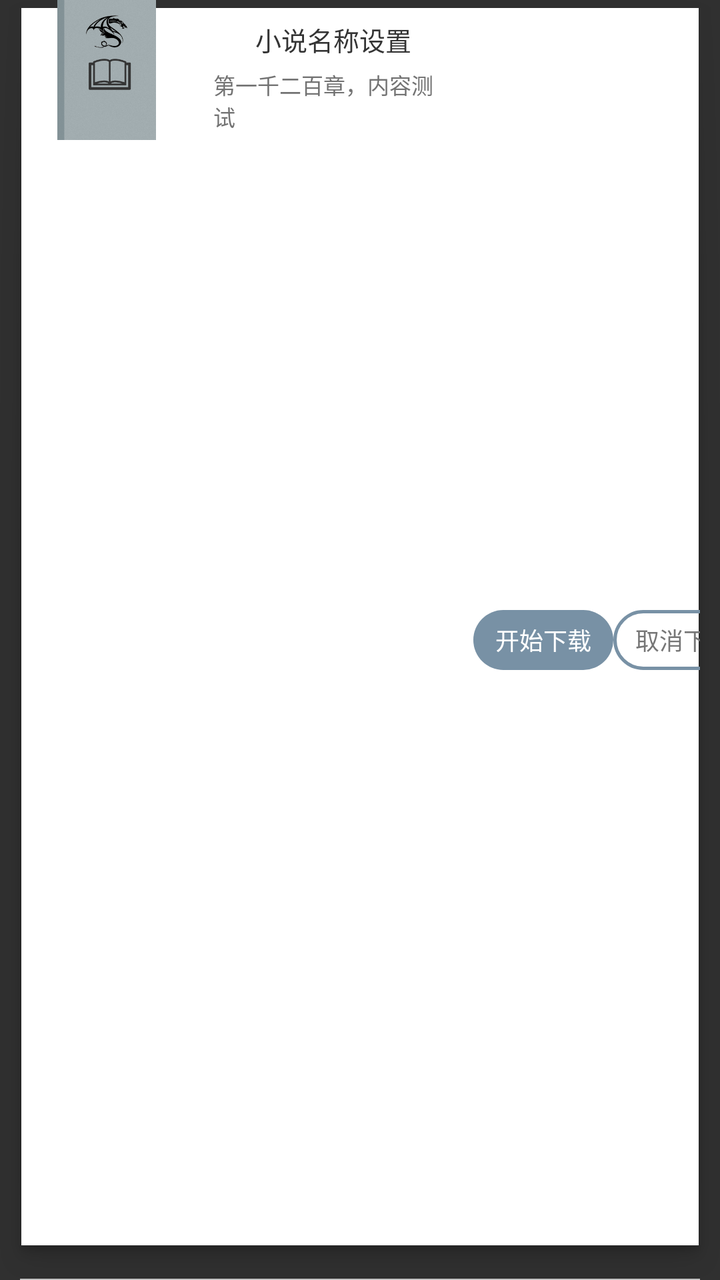
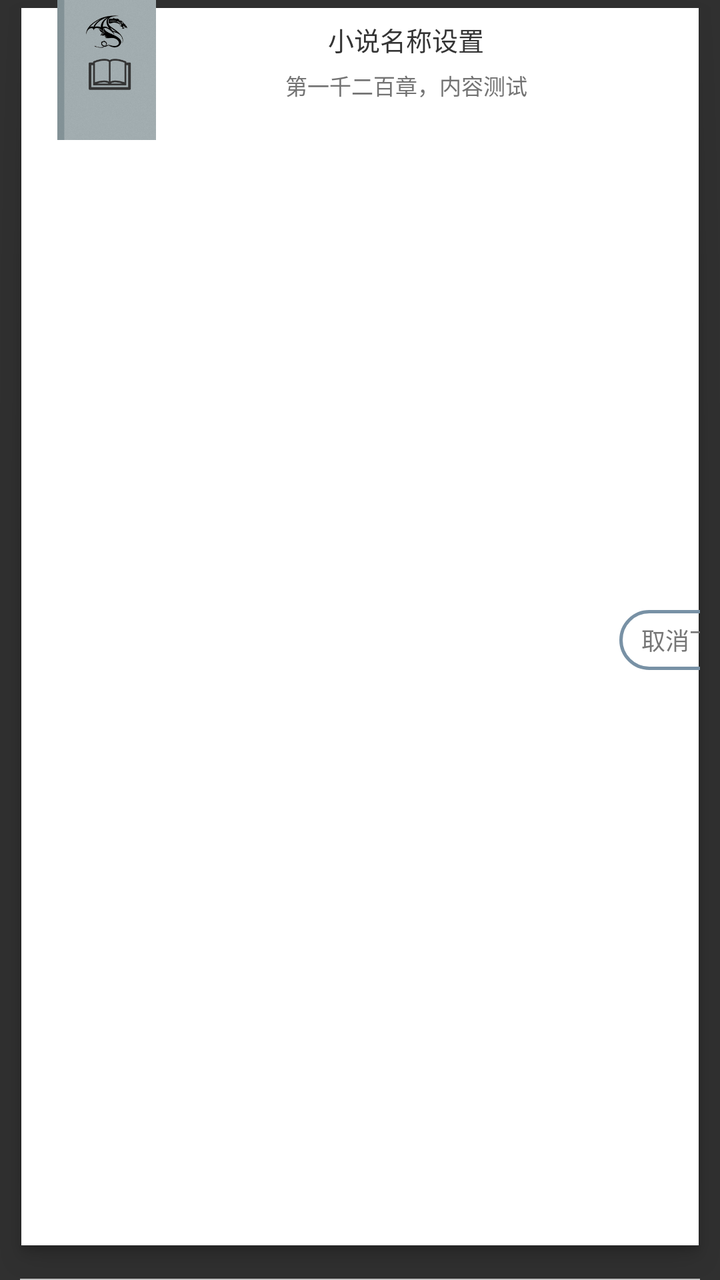

The first picture is an Android layout as it rendered before a commit; the second is the same layout after the commit. The layout source and the unified diff follow.
<!-- AndroidManifest.xml: application theme Theme.Design.NoActionBar -->
<!-- res/layout/view_pop_downloadlist.xml -->
<?xml version="1.0" encoding="utf-8"?>
<FrameLayout xmlns:android="http://schemas.android.com/apk/res/android"
    xmlns:app="http://schemas.android.com/apk/res-auto"
    android:layout_width="match_parent"
    android:layout_height="80dp"
    android:background="@drawable/bg_search"
    android:paddingLeft="10dp"
    android:paddingRight="10dp">

    <LinearLayout
        android:layout_width="match_parent"
        android:layout_height="match_parent"
        android:layout_gravity="center_vertical"
        android:orientation="horizontal">


        <ImageView
            android:id="@+id/iv_cover"
            android:layout_width="wrap_content"
            android:layout_height="70dp"
            android:src="@drawable/img_cover_default" />

        <LinearLayout
            android:layout_width="140dp"
            android:layout_height="match_parent"
            android:orientation="vertical"
            android:paddingLeft="10dp"
            android:paddingRight="10dp">

            <TextView
                android:id="@+id/tv_name"
                android:layout_width="wrap_content"
                android:layout_height="wrap_content"
                android:layout_gravity="center"
                android:layout_marginTop="10dp"
                android:ellipsize="end"
                android:singleLine="true"
                android:text="小说名称设置"
                android:textColor="@color/tv_btn_black"
                android:textSize="13sp" />


            <TextView
                android:id="@+id/tv_chapter_name"
                android:layout_width="wrap_content"
                android:layout_height="wrap_content"
                android:layout_gravity="center"
                android:layout_marginTop="5dp"
                android:ellipsize="end"
                android:maxLines="2"
                android:text="第一千二百章，内容测试"
                android:textColor="@color/tv_btn_normal_black"
                android:textSize="11sp" />

        </LinearLayout>


        <TextView
            android:id="@+id/tv_download"
            android:layout_width="70dp"
            android:layout_height="30dp"
            android:layout_gravity="center_vertical"
            android:background="@drawable/selector_bg_download"
            android:clickable="true"
            android:gravity="center"
            android:text="开始下载"
            android:textColor="#ffffff"
            android:textSize="12sp" />


        <TextView
            android:id="@+id/tv_cancel"
            android:layout_width="70dp"
            android:layout_height="30dp"
            android:layout_gravity="center_vertical"
            android:background="@drawable/selector_bg_download_cancel"
            android:clickable="true"
            android:gravity="center"
            android:text="取消下载"
            android:textColor="#767676"
            android:textSize="12sp" />

    </LinearLayout>
    <TextView
        android:id="@+id/tv_none"
        android:layout_width="match_parent"
        android:layout_height="match_parent"
        android:background="#ffffff"
        android:clickable="true"
        android:gravity="center"
        android:text="暂无任务"
        android:textColor="@color/tv_btn_black"
        android:textSize="14sp"
        android:visibility="invisible" />

    <View
        android:layout_width="match_parent"
        android:layout_height="0.7dp"
        android:layout_gravity="bottom"
        android:background="#c1c1c1" />

    <View
        android:layout_width="match_parent"
        android:layout_height="80dp" />
</FrameLayout>
<!-- resources referenced by this layout -->
<resources>
  <color name="tv_btn_black">#343434</color>
  <color name="tv_btn_normal_black">#737373</color>
  <!-- drawable bg_search: png bitmap (drawable-xxhdpi, 4619 bytes) -->
  <!-- drawable img_cover_default: png bitmap (drawable-xxhdpi, 26942 bytes) -->
  <!-- drawable selector_bg_download (drawable) -->
  <?xml version="1.0" encoding="utf-8"?>
  <selector xmlns:android="http://schemas.android.com/apk/res/android">
      <item android:state_pressed="false" android:drawable="@drawable/shape_bg_download_nor"/>
      <item android:state_pressed="true" android:drawable="@drawable/shape_bg_download_pre"/>
  </selector>
  <!-- drawable selector_bg_download_cancel (drawable) -->
  <?xml version="1.0" encoding="utf-8"?>
  <selector xmlns:android="http://schemas.android.com/apk/res/android">
      <item android:state_pressed="false" android:drawable="@drawable/shape_bg_download_cancel_nor"/>
      <item android:state_pressed="true" android:drawable="@drawable/shape_bg_download_cancel_pre"/>
  </selector>
  <!-- drawable shape_bg_download_nor (drawable) -->
  <?xml version="1.0" encoding="utf-8"?>
  <shape xmlns:android="http://schemas.android.com/apk/res/android"
      android:shape="rectangle">
      <corners android:radius="25dp"/>
      <solid android:color="@color/tv_text_addshelf_pre"/>
  </shape>
  <!-- drawable shape_bg_download_pre (drawable) -->
  <?xml version="1.0" encoding="utf-8"?>
  <shape xmlns:android="http://schemas.android.com/apk/res/android"
      android:shape="rectangle">
      <corners android:radius="25dp"/>
      <solid android:color="@color/tv_text_addshelf_deep_pre"/>
  </shape>
  <!-- drawable shape_bg_download_cancel_nor (drawable) -->
  <?xml version="1.0" encoding="utf-8"?>
  <shape xmlns:android="http://schemas.android.com/apk/res/android"
      android:shape="rectangle">
      <corners android:radius="25dp"/>
      <stroke android:color="@color/tv_text_addshelf_pre"
          android:width="1.5dp"/>
  </shape>
  <!-- drawable shape_bg_download_cancel_pre (drawable) -->
  <?xml version="1.0" encoding="utf-8"?>
  <shape xmlns:android="http://schemas.android.com/apk/res/android"
      android:shape="rectangle">
      <corners android:radius="25dp"/>
      <stroke android:color="@color/tv_text_addshelf_deep_pre"
          android:width="1.5dp"/>
  </shape>
  <color name="tv_text_addshelf_pre">#7891A5</color>
  <color name="tv_text_addshelf_deep_pre">#587A8A</color>
</resources>

<!-- the commit's change to res/layout/view_pop_downloadlist.xml (unified diff, before → after) -->
@@ -21,7 +21,7 @@
             android:src="@drawable/img_cover_default" />
 
         <LinearLayout
-            android:layout_width="140dp"
+            android:layout_width="213dp"
             android:layout_height="match_parent"
             android:orientation="vertical"
             android:paddingLeft="10dp"
@@ -55,24 +55,24 @@
         </LinearLayout>
 
 
-        <TextView
-            android:id="@+id/tv_download"
-            android:layout_width="70dp"
-            android:layout_height="30dp"
-            android:layout_gravity="center_vertical"
-            android:background="@drawable/selector_bg_download"
-            android:clickable="true"
-            android:gravity="center"
-            android:text="开始下载"
-            android:textColor="#ffffff"
-            android:textSize="12sp" />
+        
+        
+        
+        
+        
+        
+        
+        
+        
+        
+        
 
 
         <TextView
             android:id="@+id/tv_cancel"
             android:layout_width="70dp"
             android:layout_height="30dp"
-            android:layout_gravity="center_vertical"
+            android:layout_gravity="right|center"
             android:background="@drawable/selector_bg_download_cancel"
             android:clickable="true"
             android:gravity="center"
@@ -81,6 +81,7 @@
             android:textSize="12sp" />
 
     </LinearLayout>
+
     <TextView
         android:id="@+id/tv_none"
         android:layout_width="match_parent"
@@ -101,5 +102,5 @@
 
     <View
         android:layout_width="match_parent"
-        android:layout_height="80dp" />
+        android:layout_height="60dp" />
 </FrameLayout>
<!-- resource entries referenced after the edit -->
@@ -4,32 +4,12 @@
   <color name="tv_btn_normal_black">#737373</color>
   <!-- drawable bg_search: png bitmap (drawable-xxhdpi, 4619 bytes) -->
   <!-- drawable img_cover_default: png bitmap (drawable-xxhdpi, 26942 bytes) -->
-  <!-- drawable selector_bg_download (drawable) -->
-  <?xml version="1.0" encoding="utf-8"?>
-  <selector xmlns:android="http://schemas.android.com/apk/res/android">
-      <item android:state_pressed="false" android:drawable="@drawable/shape_bg_download_nor"/>
-      <item android:state_pressed="true" android:drawable="@drawable/shape_bg_download_pre"/>
-  </selector>
   <!-- drawable selector_bg_download_cancel (drawable) -->
   <?xml version="1.0" encoding="utf-8"?>
   <selector xmlns:android="http://schemas.android.com/apk/res/android">
       <item android:state_pressed="false" android:drawable="@drawable/shape_bg_download_cancel_nor"/>
       <item android:state_pressed="true" android:drawable="@drawable/shape_bg_download_cancel_pre"/>
   </selector>
-  <!-- drawable shape_bg_download_nor (drawable) -->
-  <?xml version="1.0" encoding="utf-8"?>
-  <shape xmlns:android="http://schemas.android.com/apk/res/android"
-      android:shape="rectangle">
-      <corners android:radius="25dp"/>
-      <solid android:color="@color/tv_text_addshelf_pre"/>
-  </shape>
-  <!-- drawable shape_bg_download_pre (drawable) -->
-  <?xml version="1.0" encoding="utf-8"?>
-  <shape xmlns:android="http://schemas.android.com/apk/res/android"
-      android:shape="rectangle">
-      <corners android:radius="25dp"/>
-      <solid android:color="@color/tv_text_addshelf_deep_pre"/>
-  </shape>
   <!-- drawable shape_bg_download_cancel_nor (drawable) -->
   <?xml version="1.0" encoding="utf-8"?>
   <shape xmlns:android="http://schemas.android.com/apk/res/android"
